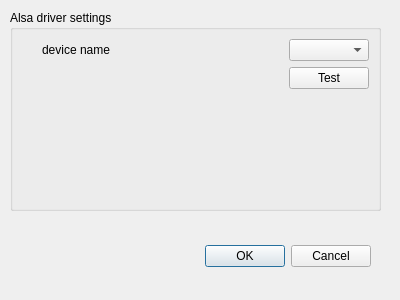
This is sounddriverdialog.ui in Warchild33/FormantSynth as Qt 5 draws it before an edit. The edited form follows.
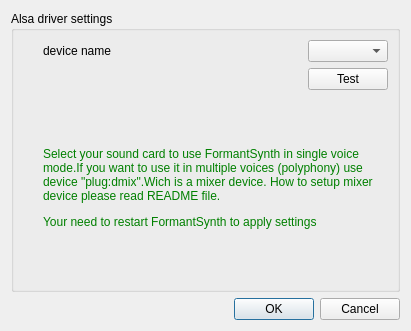
This is the edited form.

Commit message: added multiple voices mode

```diff
--- a/sounddriverdialog.ui
+++ b/sounddriverdialog.ui
@@ -6,38 +6,16 @@
    <rect>
     <x>0</x>
     <y>0</y>
-    <width>400</width>
-    <height>300</height>
+    <width>411</width>
+    <height>331</height>
    </rect>
   </property>
   <property name="windowTitle">
    <string>Dialog</string>
   </property>
-  <widget class="QDialogButtonBox" name="buttonBox">
-   <property name="geometry">
-    <rect>
-     <x>30</x>
-     <y>240</y>
-     <width>341</width>
-     <height>32</height>
-    </rect>
-   </property>
-   <property name="orientation">
-    <enum>Qt::Horizontal</enum>
-   </property>
-   <property name="standardButtons">
-    <set>QDialogButtonBox::Cancel|QDialogButtonBox::Ok</set>
-   </property>
-  </widget>
+  <layout class="QGridLayout" name="gridLayout_2">
+   <item row="0" column="0">
   <widget class="QGroupBox" name="groupBox">
-   <property name="geometry">
-    <rect>
-     <x>10</x>
-     <y>10</y>
-     <width>371</width>
-     <height>201</height>
-    </rect>
-   </property>
    <property name="title">
     <string>Alsa driver settings</string>
    </property>
@@ -98,8 +76,30 @@
       </property>
      </spacer>
     </item>
-   </layout>
-  </widget>
+      <item row="2" column="1" colspan="3">
+       <widget class="QLabel" name="label_2">
+        <property name="text">
+         <string>&lt;html&gt;&lt;head/&gt;&lt;body&gt;&lt;p&gt;&lt;span style=&quot; color:#008000;&quot;&gt;Select your sound card to use FormantSynth in single voice mode.If you want to use it in multiple voices (polyphony) use device &amp;quot;plug:dmix&amp;quot;.Wich is a mixer device. How to setup mixer device please read README file. &lt;/span&gt;&lt;/p&gt;&lt;p&gt;&lt;span style=&quot; color:#008000;&quot;&gt;Your need to restart FormantSynth to apply settings&lt;/span&gt;&lt;/p&gt;&lt;/body&gt;&lt;/html&gt;</string>
+        </property>
+        <property name="wordWrap">
+         <bool>true</bool>
+        </property>
+       </widget>
+      </item>
+     </layout>
+    </widget>
+   </item>
+   <item row="1" column="0">
+    <widget class="QDialogButtonBox" name="buttonBox">
+     <property name="orientation">
+      <enum>Qt::Horizontal</enum>
+     </property>
+     <property name="standardButtons">
+      <set>QDialogButtonBox::Cancel|QDialogButtonBox::Ok</set>
+     </property>
+    </widget>
+   </item>
+  </layout>
  </widget>
  <resources/>
  <connections>
```
Lines whose indentation alone changed are shown as unchanged. The commit also changes 8 other files.
